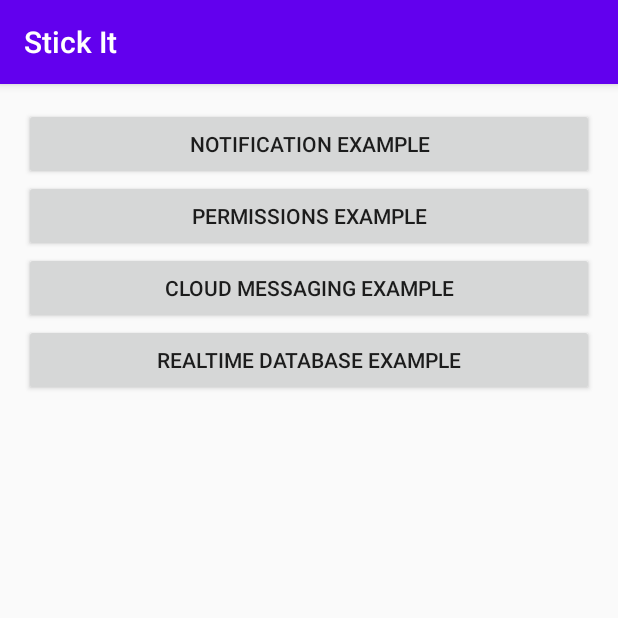
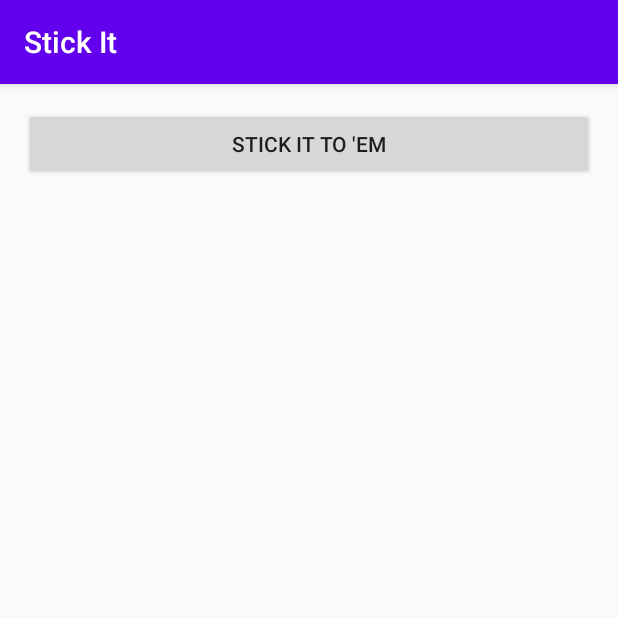
Before and after one commit to morshedmm/NUMAD21SuGroupAttentionStick, an Android app: the screen it shows after launch (MainActivity), on a phone screen of 412 x 824 dp, the top half of it. Run offline under Robolectric (Android 15) with nearby library versions, the phone set to English and light mode, and no system bars.

Commit message:
Removed extra buttons

```diff
--- a/app/src/main/res/layout/activity_main.xml
+++ b/app/src/main/res/layout/activity_main.xml
@@ -10,30 +10,6 @@
     android:paddingRight="@dimen/activity_horizontal_margin"
     android:paddingTop="@dimen/activity_vertical_margin"
     tools:context="edu.neu.madcourse.firebasedemo.MainActivity">
-
-    <Button
-        android:id="@+id/notificationDemoButton"
-        android:layout_width="match_parent"
-        android:layout_height="wrap_content"
-        android:layout_gravity="center_horizontal"
-        android:onClick="openSendNotificationActivity"
-        android:text="@string/start_notification_act" />
-
-    <Button
-        android:id="@+id/permDemoButton"
-        android:layout_width="match_parent"
-        android:layout_height="wrap_content"
-        android:layout_gravity="center_horizontal"
-        android:onClick="openPermissionsActivity"
-        android:text="@string/start_permissions_act" />
-
-    <Button
-        android:id="@+id/subscribeButton"
-        android:layout_width="match_parent"
-        android:layout_height="wrap_content"
-        android:layout_gravity="center_horizontal"
-        android:onClick="openFCMActivity"
-        android:text="@string/go_to_fcm_demo" />
 
     <Button
         android:id="@+id/logTokenButton"
--- a/app/src/main/res/values/strings.xml
+++ b/app/src/main/res/values/strings.xml
@@ -12,7 +12,7 @@
     <string name="msg_token_fmt" translatable="false">InstanceID Token: %s</string>
 
     <string name="go_to_fcm_demo">Cloud Messaging Example</string>
-    <string name="go_to_realtime_database_demo">Realtime Database Example</string>
+    <string name="go_to_realtime_database_demo">Stick It To \'Em</string>
 
     <string name="username">Player Name</string>
     <string name="score">Score</string>
```
Also changed, not shown: app/src/main/res/layout/activity_realtime_database.xml (+1 -17 lines).
